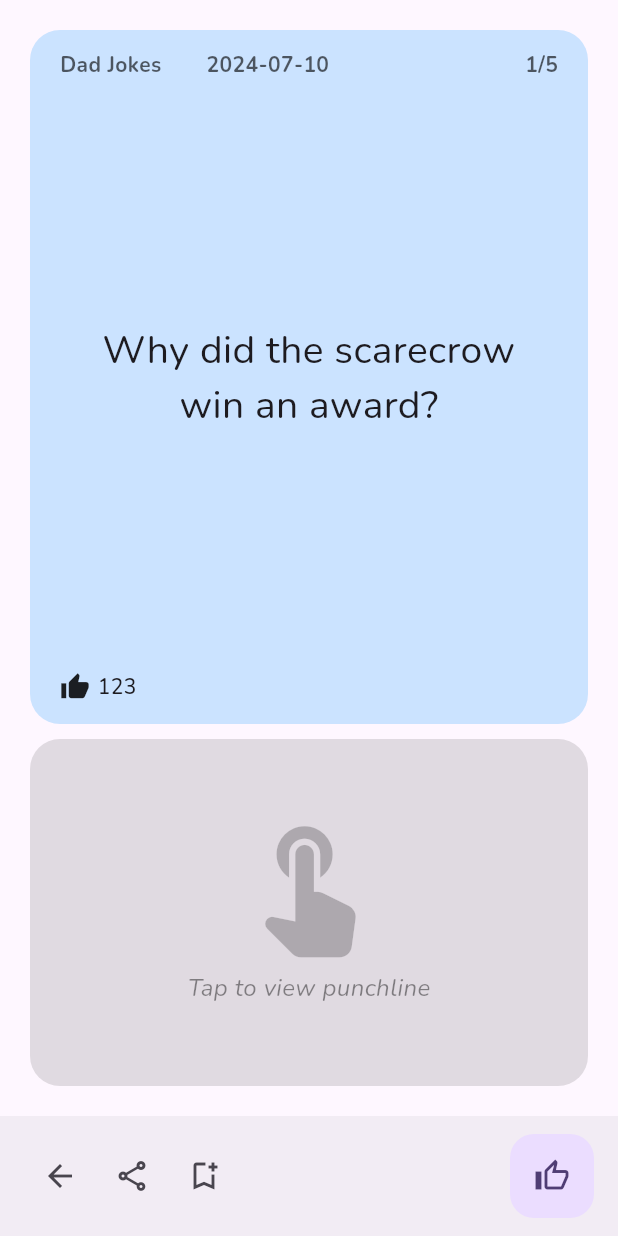
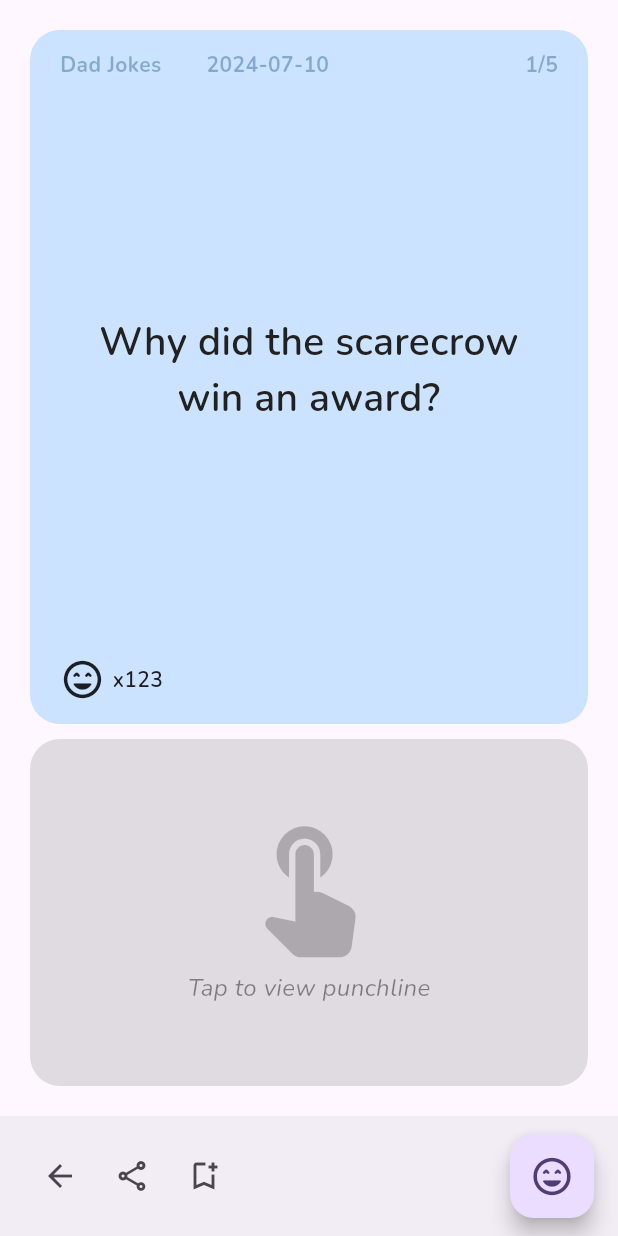
Before and after one commit to cardchess-leader/daily_dose_of_humors, a Flutter app: the screen it shows after launch, after a tap on "Knock-Knock Series", on a phone screen of 412 x 824 dp. Run offline on Flutter 3.47's test engine with Material 3 defaults, Android fonts, the light colour scheme and no system bars; our stand-ins replace google_fonts, scroll_snap_list.

Commit message:
Some Styling Polish

```diff
--- a/lib/screens/humor_screen.dart
+++ b/lib/screens/humor_screen.dart
@@ -1,3 +1,4 @@
+import 'package:daily_dose_of_humors/util/util.dart';
 import 'package:flutter/material.dart';
 import 'package:daily_dose_of_humors/models/category.dart';
 import 'package:daily_dose_of_humors/widgets/custom_chip.dart';
@@ -52,19 +53,29 @@ class _HumorScreenState extends State<HumorScreen> {
                       children: [
                         Row(
                           children: [
-                            const CustomChip(
+                            CustomChip(
                                 color: Color.fromARGB(0, 0, 0, 0),
-                                textColor: Color.fromARGB(159, 0, 0, 0),
+                                // textColor: Color.fromARGB(159, 0, 0, 0),
+                                textColor: darken(
+                                  Color.fromARGB(89, 108, 189, 255),
+                                  0.5,
+                                ),
                                 label: 'Dad Jokes'),
-                            SizedBox(width: 10),
-                            const CustomChip(
+                            const SizedBox(width: 10),
+                            CustomChip(
                                 color: Color.fromARGB(0, 33, 149, 243),
-                                textColor: Color.fromARGB(159, 0, 0, 0),
+                                textColor: darken(
+                                  Color.fromARGB(89, 108, 189, 255),
+                                  0.5,
+                                ),
                                 label: '2024-07-10'),
-                            Expanded(child: SizedBox(width: 10)),
-                            const CustomChip(
+                            const Expanded(child: SizedBox(width: 10)),
+                            CustomChip(
                               color: Colors.transparent,
-                              textColor: Color.fromARGB(159, 0, 0, 0),
+                              textColor: darken(
+                                Color.fromARGB(89, 108, 189, 255),
+                                0.5,
+                              ),
                               label: '1/5',
                               // textColor: Colors.grey,
                             ),
@@ -87,10 +98,14 @@ class _HumorScreenState extends State<HumorScreen> {
                                   ),
                                   child: Container(
                                     padding: const EdgeInsets.all(30),
-                                    child: const Center(
+                                    child: Center(
                                       child: Text(
                                         'Why did the scarecrow win an award?',
-                                        style: TextStyle(fontSize: 26),
+                                        style: TextStyle(
+                                          fontSize: 26,
+                                          fontWeight: FontWeight.w600,
+                                          color: Colors.grey.shade900,
+                                        ),
                                         textAlign: TextAlign.center,
                                       ),
                                     ),
@@ -106,34 +121,34 @@ class _HumorScreenState extends State<HumorScreen> {
                               width: 10,
                             ),
                             Icon(
-                              Icons.thumb_up,
-                              size: 20,
+                              Icons.sentiment_very_satisfied_rounded,
+                              size: 30,
                             ),
                             SizedBox(
                               width: 5,
                             ),
                             Text(
-                              '123',
-                              style: TextStyle(fontWeight: FontWeight.w500),
+                              'x123',
+                              style: TextStyle(fontWeight: FontWeight.w600),
                             ),
                           ],
                         ),
-                        SizedBox(
+                        const SizedBox(
                           height: 5,
                         ),
                       ],
                     ),
                   ),
                 ),
-                SizedBox(height: 10),
+                const SizedBox(height: 10),
                 Expanded(
                   child: Container(
                     width: double.infinity,
                     decoration: BoxDecoration(
-                      color: Color.fromARGB(30, 0, 0, 0),
+                      color: const Color.fromARGB(30, 0, 0, 0),
                       borderRadius: BorderRadius.circular(20),
                     ),
-                    child: Column(
+                    child: const Column(
                       mainAxisAlignment: MainAxisAlignment.center,
                       // crossAxisAlignment: CrossAxisAlignment.stretch,
                       children: [
@@ -147,42 +162,13 @@ class _HumorScreenState extends State<HumorScreen> {
                           style: TextStyle(
                             fontSize: 16,
                             fontStyle: FontStyle.italic,
-                            color: const Color.fromARGB(111, 0, 0, 0),
+                            color: Color.fromARGB(111, 0, 0, 0),
                           ),
                         )
                       ],
                     ),
                   ),
                 ),
-                // Align(
-                //   alignment: Alignment.centerRight,
-                //   child: Container(
-                //     padding:
-                //         const EdgeInsets.symmetric(horizontal: 10, vertical: 5),
-                //     // color: Colors.grey,
-                //     decoration: BoxDecoration(
-                //       border: Border.all(color: Colors.grey.shade200, width: 1),
-                //       borderRadius: BorderRadius.circular(20),
-                //       color: Colors.grey.shade100,
-                //     ),
-                //     child: const Row(
-                //       mainAxisSize: MainAxisSize.min,
-                //       children: [
-                //         Icon(
-                //           Icons.thumb_up,
-                //           size: 20,
-                //         ),
-                //         SizedBox(
-                //           width: 5,
-                //         ),
-                //         Text(
-                //           'x123',
-                //           style: TextStyle(fontWeight: FontWeight.w500),
-                //         ),
-                //       ],
-                //     ),
-                //   ),
-                // ),
               ],
             ),
           ),
@@ -210,13 +196,16 @@ class _HumorScreenState extends State<HumorScreen> {
       ),
       floatingActionButtonLocation: FloatingActionButtonLocation.endContained,
       floatingActionButton: FloatingActionButton(
-        elevation: 0,
+        // elevation: 0,
         onPressed: () {
           // Handle the FAB action
           print('FAB Pressed');
         },
         tooltip: 'Add',
-        child: const Icon(Icons.thumb_up_outlined),
+        child: const Icon(
+          Icons.sentiment_very_satisfied_rounded,
+          size: 30,
+        ),
       ),
     );
   }
--- a/lib/widgets/humor_card.dart
+++ b/lib/widgets/humor_card.dart
@@ -63,10 +63,10 @@ class _HumorCategoryCardState extends State<HumorCategoryCard>
                         child: Text(
                           widget.category.title,
                           textAlign: TextAlign.left,
-                          style: TextStyle(
+                          style: const TextStyle(
                             fontSize: 25,
                             fontWeight: FontWeight.bold,
-                            color: Colors.grey.shade900,
+                            color: Colors.black,
                           ),
                         ),
                       ),
@@ -91,7 +91,7 @@ class _HumorCategoryCardState extends State<HumorCategoryCard>
               Container(
                 // color: Colors.white,
                 height: 140,
-                padding: const EdgeInsets.fromLTRB(15, 15, 15, 0),
+                padding: const EdgeInsets.fromLTRB(16, 16, 16, 0),
                 child: Column(
                   mainAxisAlignment: MainAxisAlignment.spaceBetween,
                   children: [
```
